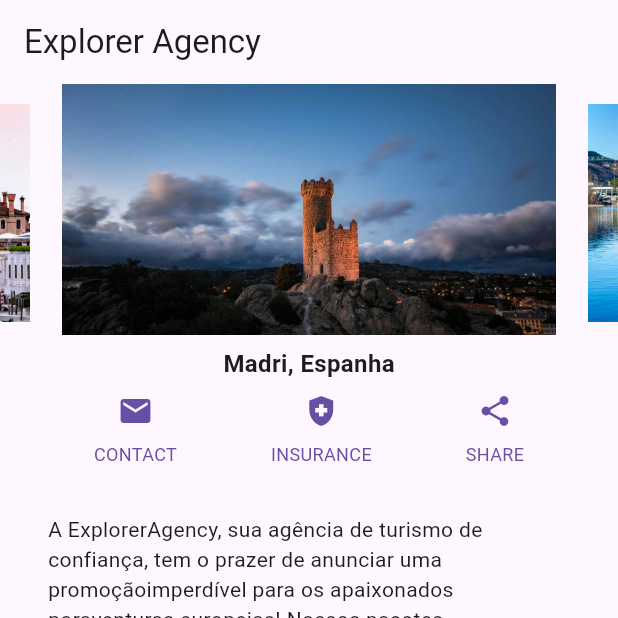
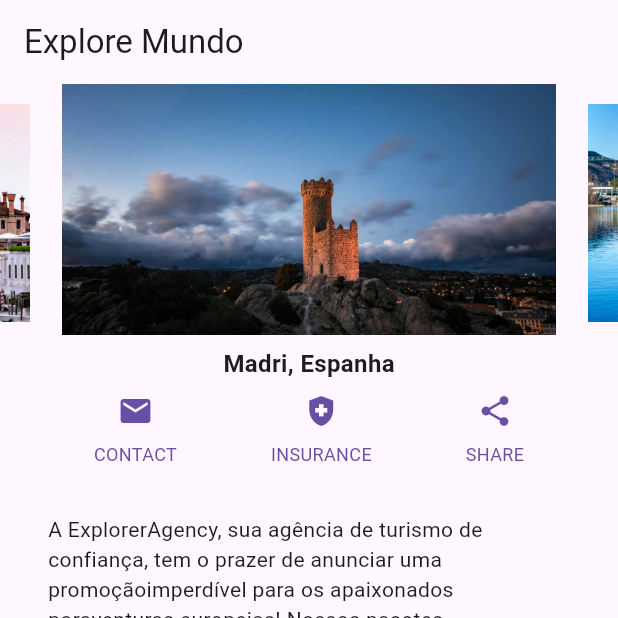
Before and after one commit to msbzz/estacio.m4.n2, a Flutter app: the screen it shows after launch, on a phone screen of 412 x 824 dp, the top half of it. Run offline on Flutter 3.47's test engine with Material 3 defaults, Android fonts, the phone set to English and light mode, and no system bars; drawn by our look-alikes of carousel_slider; our stand-ins replace flutter_rating_bar.

Commit message:
readme missão prática

```diff
--- a/explorer_agency/lib/home.dart
+++ b/explorer_agency/lib/home.dart
@@ -7,7 +7,7 @@ class Home extends StatelessWidget {
 
   @override
   Widget build(BuildContext context) {
-    const String appTitle = 'Explorer Agency';
+    const String appTitle = 'Explore Mundo';
     return MaterialApp(
       title: appTitle,
       home: Scaffold(
--- a/explorer_agency/lib/main.dart
+++ b/explorer_agency/lib/main.dart
@@ -12,7 +12,7 @@ class MyApp extends StatelessWidget {
   @override
   Widget build(BuildContext context) {
     return MaterialApp(
-      title: 'Flutter Demo',
+      title: 'Explore Mundo',
       theme: ThemeData(
         colorScheme: ColorScheme.fromSeed(seedColor: Colors.deepPurple),
         useMaterial3: true,
```
Also changed, not shown: images/explore.carousel.modal.png (added), images/explore.carousel.png (added), images/explore.icones.png (added), images/explore.modal.png (added), images/explore.original.png (added), images/explore.pesquisal.png (added), images/explore.solucao.png (added), 1 other file.
